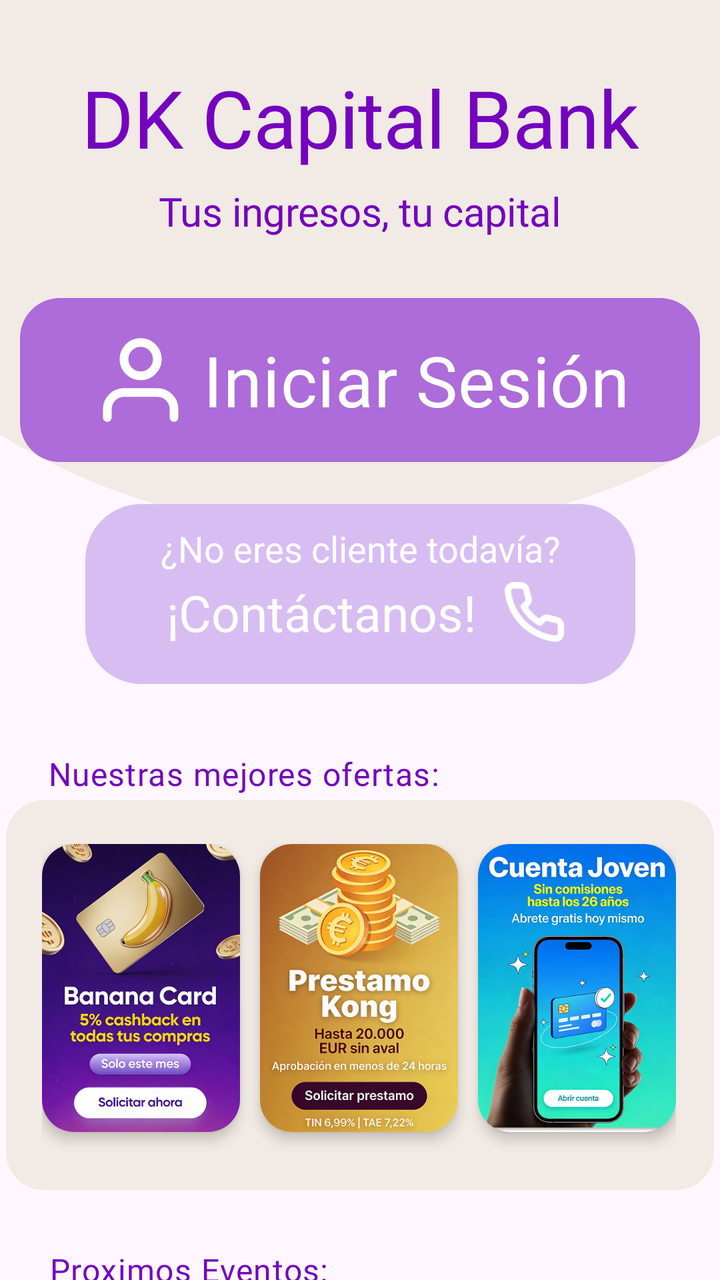
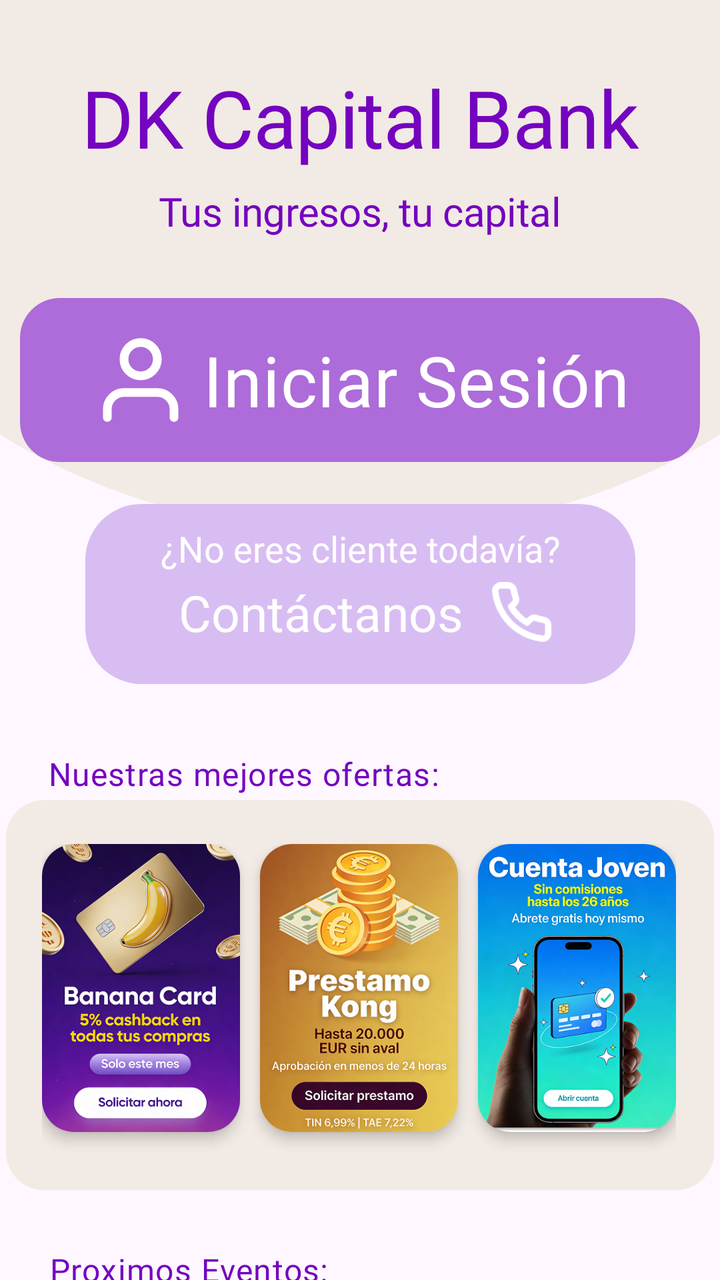

The first picture is an Android layout as it rendered before a commit; the second is the same layout after the commit. The layout source and the unified diff follow.
<!-- AndroidManifest.xml: application theme Theme.PrototipoBanco -->
<!-- res/layout/activity_pantalla_inicial.xml -->
<?xml version="1.0" encoding="utf-8"?>
<androidx.constraintlayout.widget.ConstraintLayout xmlns:android="http://schemas.android.com/apk/res/android"
    xmlns:app="http://schemas.android.com/apk/res-auto"
    xmlns:tools="http://schemas.android.com/tools"
    android:id="@+id/main"
    android:layout_width="match_parent"
    android:layout_height="match_parent"
    tools:context=".todosUsu.Pantalla_inicial">

    <ImageView
        android:id="@+id/miImagen"
        android:layout_width="wrap_content"
        android:layout_height="wrap_content"
        android:contentDescription="@string/fondo_superior_promociones"
        android:src="@drawable/bg_titulo"
        android:translationY="-50dp"
        app:layout_constraintStart_toStartOf="parent"
        app:layout_constraintTop_toTopOf="parent" />

    <TextView
        android:id="@+id/dk_capital_"
        android:layout_width="wrap_content"
        android:layout_height="wrap_content"
        android:layout_marginTop="32dp"
        android:gravity="center_horizontal|top"
        android:text="@string/dk_capital_"
        android:textAppearance="@style/titulo"
        app:layout_constraintEnd_toEndOf="parent"
        app:layout_constraintHorizontal_bias="0.5"
        app:layout_constraintStart_toStartOf="parent"
        app:layout_constraintTop_toTopOf="parent" />

    <TextView
        android:id="@+id/subitulo_inicio"
        android:layout_width="wrap_content"
        android:layout_height="wrap_content"
        android:layout_marginTop="92dp"
        android:gravity="center_horizontal|top"
        android:text="@string/subitulo_inicio"
        android:textAppearance="@style/subtitulo"
        app:layout_constraintEnd_toEndOf="parent"
        app:layout_constraintHorizontal_bias="0.497"
        app:layout_constraintStart_toStartOf="parent"
        app:layout_constraintTop_toTopOf="parent" />

    <com.google.android.material.button.MaterialButton
        android:id="@+id/inicio_sesion"
        android:layout_width="340dp"
        android:layout_height="90dp"
        android:layout_marginTop="145dp"
        android:fontFamily="@font/inter_bold"
        android:text="@string/btn_inicio_sesion"
        android:textColor="@color/white"
        android:textSize="35sp"
        app:backgroundTint="@color/claro"
        app:cornerRadius="20dp"
        app:icon="@drawable/ic_user"
        app:iconGravity="textStart"
        app:iconPadding="6dp"
        app:iconSize="50dp"
        app:iconTint="@color/white"
        app:layout_constraintEnd_toEndOf="parent"
        app:layout_constraintStart_toStartOf="parent"
        app:layout_constraintTop_toTopOf="parent" />

    <androidx.constraintlayout.widget.ConstraintLayout
        android:id="@+id/contactanos"
        android:layout_width="275dp"
        android:layout_height="90dp"
        android:layout_marginTop="252dp"
        android:background="@drawable/bg_button_purple_light"
        android:backgroundTint="@color/mas_claro"
        app:layout_constraintEnd_toEndOf="parent"
        app:layout_constraintStart_toStartOf="parent"
        app:layout_constraintTop_toTopOf="parent">

        <TextView
            android:id="@+id/txt_no_cliente"
            android:layout_width="wrap_content"
            android:layout_height="wrap_content"
            android:layout_marginTop="10dp"
            android:fontFamily="@font/inter_medium"
            android:text="@string/no_eres_cliente_todavia"
            android:textColor="@color/white"
            android:textSize="18sp"
            app:layout_constraintEnd_toEndOf="parent"
            app:layout_constraintStart_toStartOf="parent"
            app:layout_constraintTop_toTopOf="parent"/>

        <LinearLayout
            android:layout_width="match_parent"
            android:layout_height="wrap_content"
            android:gravity="center"
            app:layout_constraintTop_toBottomOf="@id/txt_no_cliente"
            app:layout_constraintEnd_toEndOf="parent"
            app:layout_constraintStart_toStartOf="parent">

            <TextView
                android:layout_width="wrap_content"
                android:layout_height="wrap_content"
                android:layout_marginEnd="20dp"
                android:fontFamily="@font/inter_medium"
                android:text="¡Contáctanos!"
                android:textColor="@color/white"
                android:textSize="25sp" />

            <ImageView
                android:id="@+id/imageView"
                android:layout_width="wrap_content"
                android:layout_height="40dp"
                android:scaleX="1.6"
                android:scaleY="1.6"
                app:srcCompat="@drawable/ic_tfno" />


        </LinearLayout>
    </androidx.constraintlayout.widget.ConstraintLayout>

    

    <TextView
        android:id="@+id/mejores_ofertas"
        android:layout_width="wrap_content"
        android:layout_height="wrap_content"
        android:layout_marginTop="376dp"
        android:gravity="center_horizontal|top"
        android:text="@string/nuestras_mejores_ofertas"
        android:textAppearance="@style/titulo_seccion"
        app:layout_constraintEnd_toEndOf="parent"
        app:layout_constraintHorizontal_bias="0.144"
        app:layout_constraintStart_toStartOf="parent"
        app:layout_constraintTop_toTopOf="parent" />

    <TextView
        android:id="@+id/prox_eventos"
        android:layout_width="wrap_content"
        android:layout_height="wrap_content"
        android:layout_marginTop="624dp"
        android:gravity="center_horizontal|top"
        android:text="@string/proximos_eventos"
        android:textAppearance="@style/titulo_seccion"
        app:layout_constraintEnd_toEndOf="parent"
        app:layout_constraintHorizontal_bias="0.11"
        app:layout_constraintStart_toStartOf="parent"
        app:layout_constraintTop_toTopOf="parent" />

    

    <ImageView
        android:id="@+id/contenedor1"
        android:layout_width="wrap_content"
        android:layout_height="wrap_content"
        android:layout_marginTop="400dp"
        android:contentDescription="@string/contenedor_de_fotos_para_ofertas"
        android:src="@drawable/fondo_mostrador"
        app:layout_constraintEnd_toEndOf="parent"
        app:layout_constraintHorizontal_bias="0.491"
        app:layout_constraintStart_toStartOf="parent"
        app:layout_constraintTop_toTopOf="parent" />

    <LinearLayout
        android:layout_width="353dp"
        android:layout_height="191dp"
        android:id="@+id/clicakble_ofertas"
        android:orientation="horizontal"
        android:padding="18dp"
        app:layout_constraintBottom_toBottomOf="@+id/contenedor1"
        app:layout_constraintStart_toStartOf="@+id/contenedor1">

        
        <androidx.cardview.widget.CardView
            android:id="@+id/card_oferta_1"
            android:layout_width="99dp"
            android:layout_height="144dp"
            android:layout_marginEnd="10dp"
            app:cardCornerRadius="16dp"
            app:cardElevation="4dp">

            <ImageView
                android:id="@+id/img_oferta_1"
                android:layout_width="match_parent"
                android:layout_height="match_parent"
                android:contentDescription="@string/dk_finance_day"
                android:scaleType="centerCrop"
                android:src="@drawable/promo1" />

        </androidx.cardview.widget.CardView>

        
        <androidx.cardview.widget.CardView
            android:id="@+id/card_oferta_2"
            android:layout_width="99dp"
            android:layout_height="144dp"
            android:layout_marginEnd="10dp"
            app:cardCornerRadius="16dp"
            app:cardElevation="4dp">

            <ImageView
                android:id="@+id/img_oferta_2"
                android:layout_width="match_parent"
                android:layout_height="147dp"
                android:contentDescription="@string/feria_del_ahorro"
                android:scaleType="centerCrop"
                android:src="@drawable/promo2" />

        </androidx.cardview.widget.CardView>

        
        <androidx.cardview.widget.CardView
            android:id="@+id/card_oferta_3"
            android:layout_width="99dp"
            android:layout_height="144dp"
            app:cardCornerRadius="16dp"
            app:cardElevation="4dp">

            <ImageView
                android:id="@+id/img_oferta_3"
                android:layout_width="match_parent"
                android:layout_height="match_parent"
                android:contentDescription="@string/kong_tech_talk"
                android:scaleType="centerCrop"
                android:src="@drawable/promo3" />

        </androidx.cardview.widget.CardView>

    </LinearLayout>


    

    <ImageView
        android:id="@+id/contenedor2"
        android:layout_width="wrap_content"
        android:layout_height="wrap_content"
        android:layout_marginTop="650dp"
        android:contentDescription="@string/contenedor_de_fotos_para_eventos"
        android:src="@drawable/fondo_mostrador"
        app:layout_constraintEnd_toEndOf="parent"
        app:layout_constraintHorizontal_bias="0.491"
        app:layout_constraintStart_toStartOf="parent"
        app:layout_constraintTop_toTopOf="parent" />


    <LinearLayout
        android:layout_width="353dp"
        android:layout_height="191dp"
        android:orientation="horizontal"
        android:id="@+id/clickable_eventos"
        android:padding="18dp"
        app:layout_constraintBottom_toBottomOf="@+id/contenedor2"
        app:layout_constraintStart_toStartOf="@+id/contenedor2">

        
        <androidx.cardview.widget.CardView
            android:id="@+id/card_evento_1"
            android:layout_width="99dp"
            android:layout_height="144dp"
            android:layout_marginEnd="10dp"
            app:cardCornerRadius="16dp"
            app:cardElevation="4dp">

            <ImageView
                android:id="@+id/img_evento_1"
                android:layout_width="match_parent"
                android:layout_height="match_parent"
                android:contentDescription="DK Finance Day"
                android:scaleType="centerCrop"
                android:src="@drawable/evento1" />

        </androidx.cardview.widget.CardView>

        
        <androidx.cardview.widget.CardView
            android:id="@+id/card_evento_2"
            android:layout_width="99dp"
            android:layout_height="144dp"
            android:layout_marginEnd="10dp"
            app:cardCornerRadius="16dp"
            app:cardElevation="4dp">

            <ImageView
                android:id="@+id/img_evento_2"
                android:layout_width="match_parent"
                android:layout_height="match_parent"
                android:contentDescription="Feria del Ahorro"
                android:scaleType="centerCrop"
                android:src="@drawable/evento2" />

        </androidx.cardview.widget.CardView>

        
        <androidx.cardview.widget.CardView
            android:id="@+id/card_evento_3"
            android:layout_width="99dp"
            android:layout_height="144dp"
            app:cardCornerRadius="16dp"
            app:cardElevation="4dp">

            <ImageView
                android:id="@+id/img_evento_3"
                android:layout_width="match_parent"
                android:layout_height="match_parent"
                android:contentDescription="Kong Tech Talk"
                android:scaleType="centerCrop"
                android:src="@drawable/evento3" />

        </androidx.cardview.widget.CardView>

    </LinearLayout>

</androidx.constraintlayout.widget.ConstraintLayout>
<!-- resources referenced by this layout -->
<resources>
  <color name="claro">#AD6CD9</color>
  <color name="mas_claro">#D8BDF2</color>
  <color name="white">#FFFFFFFF</color>
  <!-- drawable bg_button_purple_light (drawable) -->
  <?xml version="1.0" encoding="utf-8"?>
  <shape xmlns:android="http://schemas.android.com/apk/res/android"
      android:shape="rectangle">
      <solid android:color="#DDD0F0" />
      <corners android:radius="28dp" />
  </shape>
  <!-- drawable bg_titulo (drawable) -->
  <?xml version="1.0" encoding="utf-8"?>
  <vector xmlns:android="http://schemas.android.com/apk/res/android"
      android:width="412dp"
      android:height="338dp"
      android:viewportWidth="412"
      android:viewportHeight="338">
      <path
          android:fillColor="@color/ultra_claro"
          android:pathData="M206-179A330 258.5 0 1 0 206 338 330 258.5 0 1 0 206-179z"/>
  </vector>
  <!-- drawable fondo_mostrador (drawable) -->
  <?xml version="1.0" encoding="utf-8"?>
  <vector xmlns:android="http://schemas.android.com/apk/res/android"
      android:width="354dp"
      android:height="195dp"
      android:viewportWidth="354"
      android:viewportHeight="195">
      <path
          android:fillColor="@color/ultra_claro"
          android:pathData="M0 19c0-10.49 8.51-19 19-19h316c10.49 0 19 8.51 19 19v157c0 10.49-8.51 19-19 19h-316c-10.49 0-19-8.51-19-19z"/>
  </vector>
  <string name="btn_inicio_sesion">Iniciar Sesión</string>
  <string name="contenedor_de_fotos_para_eventos">contenedor de fotos para eventos</string>
  <string name="contenedor_de_fotos_para_ofertas">contenedor de fotos para ofertas</string>
  <string name="dk_capital_" translatable="false">DK Capital Bank</string>
  <string name="dk_finance_day" translatable="false">DK Finance Day</string>
  <string name="feria_del_ahorro">Feria del Ahorro</string>
  <string name="fondo_superior_promociones">promociones</string>
  <string name="kong_tech_talk" translatable="false">Kong Tech Talk</string>
  <string name="no_eres_cliente_todavia">¿No eres cliente todavía?</string>
  <string name="nuestras_mejores_ofertas">Nuestras mejores ofertas:</string>
  <string name="proximos_eventos">Proximos Eventos:</string>
  <string name="subitulo_inicio">Tus ingresos, tu capital</string>
  <style name="subtitulo">
          <item name="android:textSize">20sp</item>
          <item name="android:letterSpacing">-0.01</item>
          <item name="android:textColor">@color/oscuro</item>
          <item name="android:fontFamily">@font/inter_bold</item>
      </style>
  <style name="titulo">
          <item name="android:textSize">40sp</item>
          <item name="android:fontFamily">@font/inter_black</item>
          <item name="android:letterSpacing">-0.01</item>
          <item name="android:textColor">@color/oscuro</item>
      </style>
  <style name="titulo_seccion">
          <item name="android:textSize">16sp</item>
          <item name="android:letterSpacing">0.03</item>
          <item name="android:textColor">@color/oscuro</item>
          <item name="android:fontFamily">@font/inter_extrabold</item>
      </style>
  <style name="Theme.PrototipoBanco" parent="Base.Theme.PrototipoBanco" />
  <color name="ultra_claro">#FFF2EAE4</color>
  <color name="oscuro">#7404BF</color>
  <style name="Base.Theme.PrototipoBanco" parent="Theme.Material3.DayNight.NoActionBar">
          
          
      </style>
  <!-- unchanged entries left out for length: 8 -->
</resources>

<!-- the commit's change to res/layout/activity_pantalla_inicial.xml (unified diff, before → after) -->
@@ -100,7 +100,7 @@
                 android:layout_height="wrap_content"
                 android:layout_marginEnd="20dp"
                 android:fontFamily="@font/inter_medium"
-                android:text="¡Contáctanos!"
+                android:text="@string/contactanos"
                 android:textColor="@color/white"
                 android:textSize="25sp" />
 
@@ -263,7 +263,7 @@
                 android:id="@+id/img_evento_1"
                 android:layout_width="match_parent"
                 android:layout_height="match_parent"
-                android:contentDescription="DK Finance Day"
+                android:contentDescription="@string/dk_finance_day"
                 android:scaleType="centerCrop"
                 android:src="@drawable/evento1" />
 
@@ -282,7 +282,7 @@
                 android:id="@+id/img_evento_2"
                 android:layout_width="match_parent"
                 android:layout_height="match_parent"
-                android:contentDescription="Feria del Ahorro"
+                android:contentDescription="@string/feria_del_ahorro"
                 android:scaleType="centerCrop"
                 android:src="@drawable/evento2" />
 
@@ -300,7 +300,7 @@
                 android:id="@+id/img_evento_3"
                 android:layout_width="match_parent"
                 android:layout_height="match_parent"
-                android:contentDescription="Kong Tech Talk"
+                android:contentDescription="@string/kong_tech_talk"
                 android:scaleType="centerCrop"
                 android:src="@drawable/evento3" />
 
<!-- resource entries referenced after the edit -->
@@ -33,6 +33,7 @@
           android:pathData="M0 19c0-10.49 8.51-19 19-19h316c10.49 0 19 8.51 19 19v157c0 10.49-8.51 19-19 19h-316c-10.49 0-19-8.51-19-19z"/>
   </vector>
   <string name="btn_inicio_sesion">Iniciar Sesión</string>
+  <string name="contactanos">Contáctanos</string>
   <string name="contenedor_de_fotos_para_eventos">contenedor de fotos para eventos</string>
   <string name="contenedor_de_fotos_para_ofertas">contenedor de fotos para ofertas</string>
   <string name="dk_capital_" translatable="false">DK Capital Bank</string>
